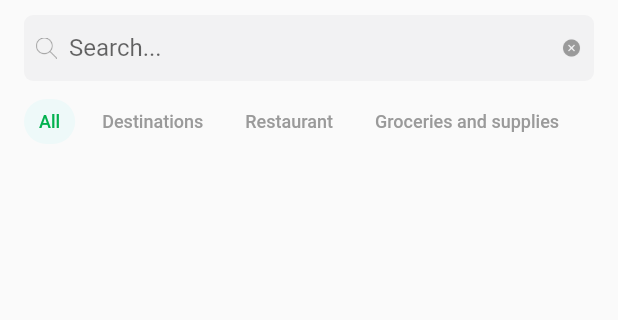
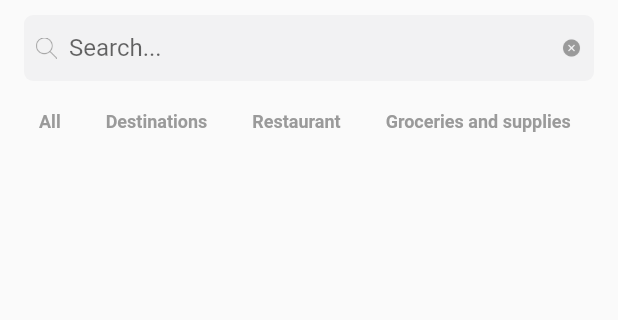
Before and after one commit to phattanle2009/grabClone, a Flutter app: the SearchLocationNavigation widget shown alone on an empty page, opened directly with empty values, on a phone screen of 412 x 824 dp, the part 75-395 px from its top. Run offline on Flutter 3.47's test engine with Material 2 defaults, Android fonts, the phone set to English and light mode, and no system bars.

Commit message:
feat: update action for Search Location page

```diff
--- a/grab_clone/lib/common/mock.dart
+++ b/grab_clone/lib/common/mock.dart
@@ -253,6 +253,9 @@ class Mock {
       detailAddress: "295 Kinh Dương Vương, P.An Lạc, Q.Bình Tân, Hồ Chí Minh, 700000, VietNam",
       type: SuggestionSearchLocationType.recently,
     ),
+  ];
+
+  static List<SuggestionSearchModel> destinationItems = [
     SuggestionSearchModel(
       title: "Công ty TNHH Nakano Precision - Nakano Precision Co.,LTD",
       detailAddress: "Lô III-3B Đường 12, Nhóm Công nghiệp III, KCN Linh Xuân, Thành Phố Thủ Đức",
@@ -274,4 +277,6 @@ class Mock {
       type: SuggestionSearchLocationType.destination,
     ),
   ];
+
+  static List<String> tagItems = ["All", "Destinations", "Restaurant", "Groceries and supplies"];
 }
--- a/grab_clone/lib/feature/home/view/search/search_location_navigation.dart
+++ b/grab_clone/lib/feature/home/view/search/search_location_navigation.dart
@@ -1,4 +1,5 @@
 import 'package:flutter/material.dart';
+import 'package:grab_clone/common/mock.dart';
 import 'package:grab_clone/constant/icon.dart';
 import 'package:grab_clone/constant/text.dart';
 import 'package:grab_clone/constant/colors.dart';
@@ -11,11 +12,15 @@ class SearchLocationNavigation extends StatelessWidget {
   String navigationTitle;
   bool isSearchSuggestion;
   bool isShowShadow;
+  final Function(String) onSubmitted;
+  final Function(String) onTappedLabel;
 
   SearchLocationNavigation({
     required this.navigationTitle,
     required this.isSearchSuggestion,
     required this.isShowShadow,
+    required this.onSubmitted,
+    required this.onTappedLabel,
   });
 
   Widget _configLeading(BuildContext context) {
@@ -82,9 +87,10 @@ class SearchLocationNavigation extends StatelessWidget {
         children: [
           SearchBarWidget(
             height: AppDimensions.navigationBarHeight,
+            onSubmitted: (value) => onSubmitted(value),
           ),
           AppDimensions.smallHeightSpace,
-          _listSearchTags(),
+          isSearchSuggestion ? Container() : _listSearchTags(),
         ],
       ),
     );
@@ -98,17 +104,46 @@ class SearchLocationNavigation extends StatelessWidget {
       scrollDirection: Axis.horizontal,
       child: Row(
         children: [
-          TagLabel(text: "All", isFill: true),
-          AppDimensions.smallerWidthSpace,
-          TagLabel(text: "Destinations"),
-          AppDimensions.smallerWidthSpace,
-          TagLabel(text: "Restaurant"),
-          AppDimensions.smallerWidthSpace,
-          TagLabel(text: "Groceries and supplies"),
+          TagLabel(
+            text: "All",
+            onTappedLabel: (value) => onTappedLabel(value),
+          ),
+          // AppDimensions.smallerWidthSpace,
+          TagLabel(
+            text: "Destinations",
+            onTappedLabel: (value) => onTappedLabel(value),
+          ),
+          // AppDimensions.smallerWidthSpace,
+          TagLabel(
+            text: "Restaurant",
+            onTappedLabel: (value) => onTappedLabel(value),
+          ),
+          // AppDimensions.smallerWidthSpace,
+          TagLabel(
+            text: "Groceries and supplies",
+            onTappedLabel: (value) => onTappedLabel(value),
+          ),
         ],
       ),
     );
   }
+
+  // Widget _listSearchTags() {
+  //   final list = Mock.tagItems;
+  //   return ListView.builder(
+  //     itemCount: list.length,
+  //     itemBuilder: (context, index) {
+  //       return TagLabel(
+  //         text: list[index],
+  //         onTappedLabel: (value) => onTappedLabel(value),
+  //       );
+  //     },
+  //     padding: EdgeInsets.symmetric(
+  //       horizontal: AppDimensions.mediumSize,
+  //     ),
+  //     scrollDirection: Axis.horizontal,
+  //   );
+  // }
 
   BoxDecoration _configShadow() {
     return BoxDecoration(
--- a/grab_clone/lib/feature/widgets/search_bar.dart
+++ b/grab_clone/lib/feature/widgets/search_bar.dart
@@ -6,9 +6,11 @@ import 'package:grab_clone/constant/icon.dart';
 class SearchBarWidget extends StatelessWidget {
   double height;
   final TextEditingController _searchController = TextEditingController();
+  final Function(String) onSubmitted;
 
   SearchBarWidget({
     required this.height,
+    required this.onSubmitted,
   });
 
   Widget _textfield() {
@@ -23,6 +25,7 @@ class SearchBarWidget extends StatelessWidget {
             fillColor: null,
           ),
           textAlignVertical: TextAlignVertical.center,
+          onSubmitted: (value) => onSubmitted(value),
         ),
       ),
     );
--- a/grab_clone/lib/feature/widgets/tag_label.dart
+++ b/grab_clone/lib/feature/widgets/tag_label.dart
@@ -5,18 +5,23 @@ import 'package:grab_clone/constant/dimensions.dart';
 class TagLabel extends StatelessWidget {
   String text;
   bool isFill;
+  final Function(String) onTappedLabel;
 
   TagLabel({
     required this.text,
     this.isFill = false,
+    required this.onTappedLabel,
   });
 
   Widget _tags() {
-    return Container(
+    return InkWell(
+      onTap: () => onTappedLabel(text),
+      child: Container(
         padding: EdgeInsets.symmetric(
           vertical: 8,
           horizontal: 10,
         ),
+        margin: EdgeInsets.only(right: 10),
         decoration: BoxDecoration(
           color: isFill ? AppColors.lightBlue : null,
           borderRadius: BorderRadius.circular(20),
@@ -24,9 +29,10 @@ class TagLabel extends StatelessWidget {
         child: Text(
           text,
           style: TextStyle(
-          fontWeight: FontWeight.w500,
+            fontWeight: FontWeight.w700,
             fontSize: AppDimensions.smallerFontSize,
-          color: isFill ? AppColors.mediumGreen : AppColors.lightGray,
+            color: isFill ? AppColors.darkGeen : AppColors.lightGray,
+          ),
         ),
       ),
     );
```
Also changed, not shown: grab_clone/lib/feature/home/view/search/search_location_page.dart (+15 -6 lines), grab_clone/lib/feature/home/view/search/search_location_page_bloc.dart (+22 -6 lines), grab_clone/lib/feature/home/view/search/search_location_state.dart (added, +13 -0 lines). Lines whose indentation alone changed are shown as unchanged.
